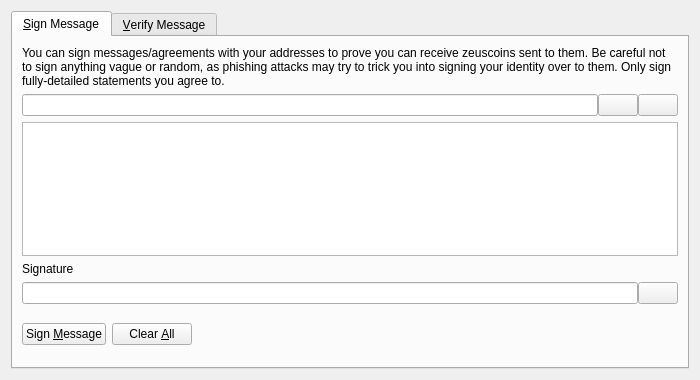
First picture: the form in src/qt/forms/signverifymessagedialog.ui, repository skullcoin-project/skullcoin, before the edit.
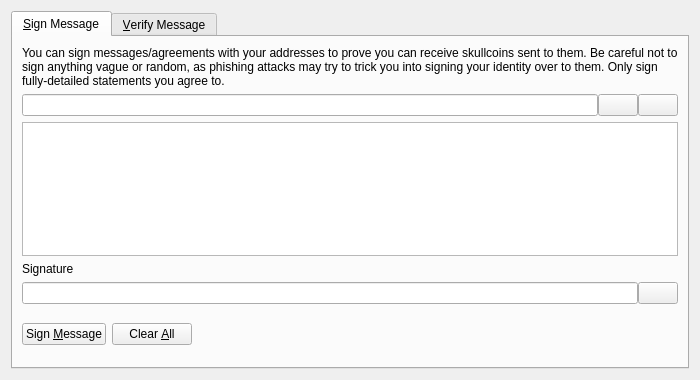
Second picture: the form after the edit. Icons and pictures are not drawn. Custom widgets are drawn as their Qt base class.

What changed in the file:
```diff
--- a/src/qt/forms/signverifymessagedialog.ui
+++ b/src/qt/forms/signverifymessagedialog.ui
@@ -30,7 +30,7 @@
        <item>
         <widget class="QLabel" name="infoLabel_SM">
          <property name="text">
-          <string>You can sign messages/agreements with your addresses to prove you can receive zeuscoins sent to them. Be careful not to sign anything vague or random, as phishing attacks may try to trick you into signing your identity over to them. Only sign fully-detailed statements you agree to.</string>
+          <string>You can sign messages/agreements with your addresses to prove you can receive skullcoins sent to them. Be careful not to sign anything vague or random, as phishing attacks may try to trick you into signing your identity over to them. Only sign fully-detailed statements you agree to.</string>
          </property>
          <property name="textFormat">
           <enum>Qt::PlainText</enum>
```
Left out of the diff: 8 changed lines with no effect on the pictures.
